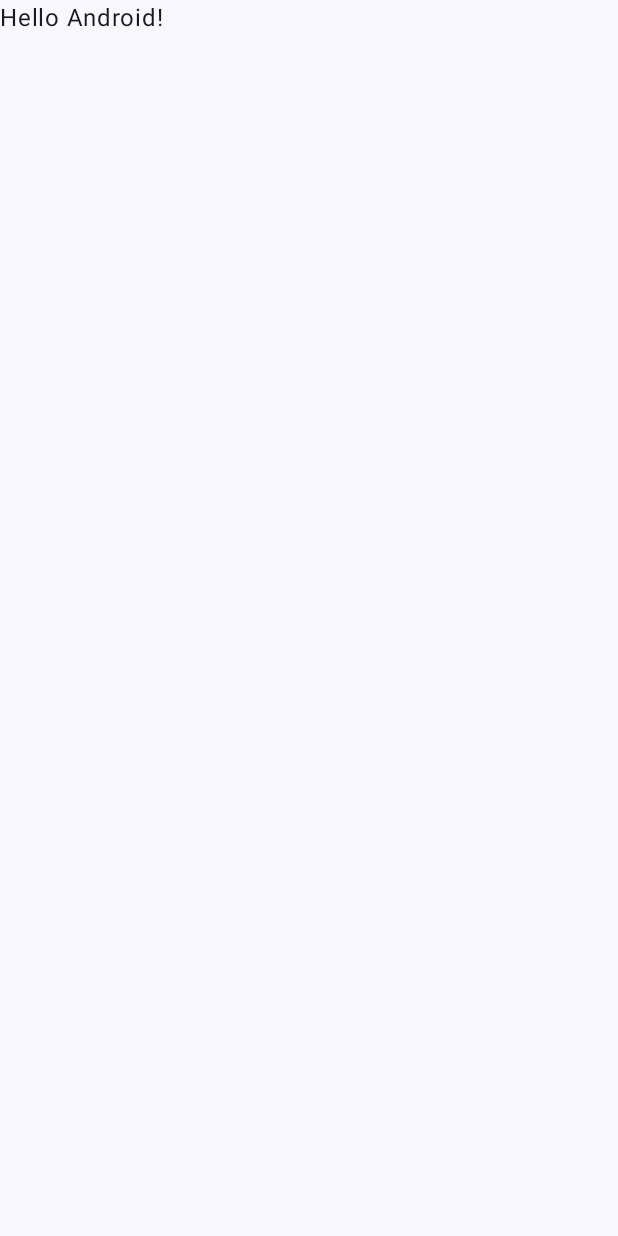
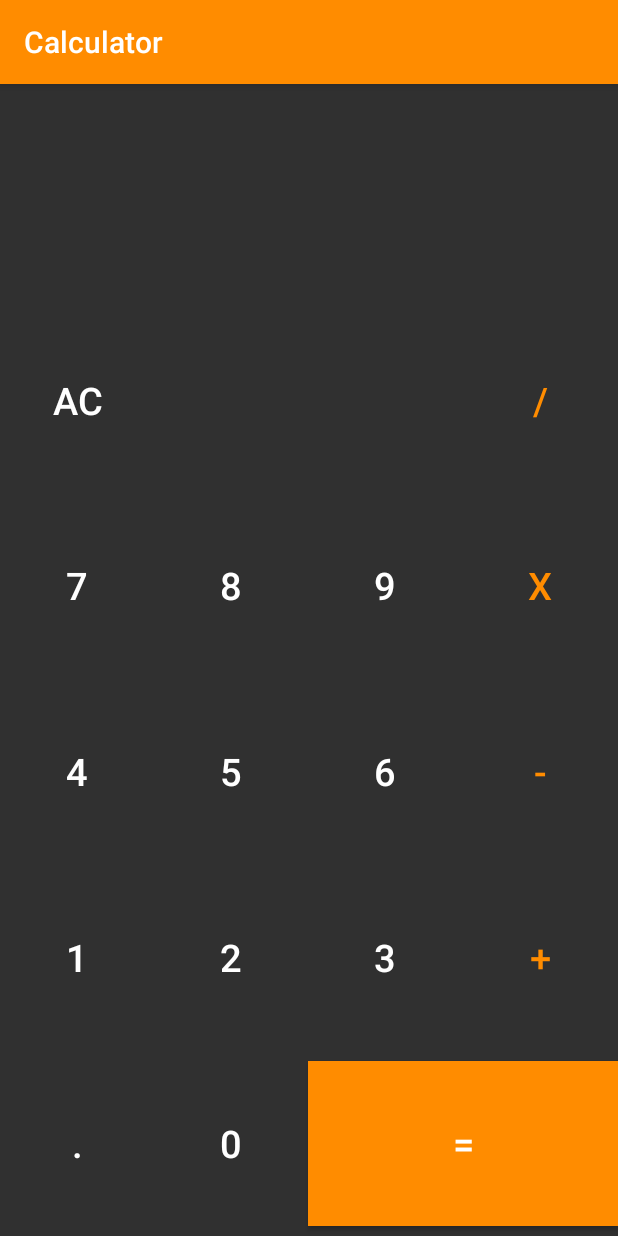
Before and after one commit to ninad-moree/Calculator2, an Android app built with Jetpack Compose: the screen it shows after launch (MainActivity), on a phone screen of 412 x 824 dp. Before the commit the screen is almost empty. Run offline under Robolectric (Android 15) with nearby library versions, the phone set to English and light mode, and no system bars.

Commit message:
Calculator Screen UI done

```diff
--- a/app/build.gradle.kts
+++ b/app/build.gradle.kts
@@ -59,6 +59,8 @@ dependencies {
     implementation("androidx.compose.ui:ui-graphics")
     implementation("androidx.compose.ui:ui-tooling-preview")
     implementation("androidx.compose.material3:material3")
+    implementation ("androidx.appcompat:appcompat:1.3.1")
+    implementation ("com.google.android.material:material:1.4.0")
     testImplementation("junit:junit:4.13.2")
     androidTestImplementation("androidx.test.ext:junit:1.1.5")
     androidTestImplementation("androidx.test.espresso:espresso-core:3.5.1")
--- a/app/src/main/java/com/example/calculator/MainActivity.kt
+++ b/app/src/main/java/com/example/calculator/MainActivity.kt
@@ -3,6 +3,7 @@ package com.example.calculator
 import android.os.Bundle
 import androidx.activity.ComponentActivity
 import androidx.activity.compose.setContent
+import androidx.appcompat.app.AppCompatActivity
 import androidx.compose.foundation.layout.fillMaxSize
 import androidx.compose.material3.MaterialTheme
 import androidx.compose.material3.Surface
@@ -12,34 +13,9 @@ import androidx.compose.ui.Modifier
 import androidx.compose.ui.tooling.preview.Preview
 import com.example.calculator.ui.theme.CalculatorTheme
 
-class MainActivity : ComponentActivity() {
+class MainActivity : AppCompatActivity() {
     override fun onCreate(savedInstanceState: Bundle?) {
         super.onCreate(savedInstanceState)
-        setContent {
-            CalculatorTheme {
-                Surface(
-                    modifier = Modifier.fillMaxSize(),
-                    color = MaterialTheme.colorScheme.background
-                ) {
-                    Greeting("Android")
-                }
-            }
-        }
+        setContentView(R.layout.activity_main)
     }
 }
-
-@Composable
-fun Greeting(name: String, modifier: Modifier = Modifier) {
-    Text(
-        text = "Hello $name!",
-        modifier = modifier
-    )
-}
-
-@Preview(showBackground = true)
-@Composable
-fun GreetingPreview() {
-    CalculatorTheme {
-        Greeting("Ninad")
-    }
-}
--- /dev/null
+++ b/app/src/main/res/layout/activity_main.xml
@@ -0,0 +1,151 @@
+<?xml version="1.0" encoding="utf-8"?>
+<LinearLayout xmlns:android="http://schemas.android.com/apk/res/android"
+    xmlns:app="http://schemas.android.com/apk/res-auto"
+    xmlns:tools="http://schemas.android.com/tools"
+    android:orientation="vertical"
+    android:layout_width="match_parent"
+    android:layout_height="match_parent"
+    tools:context=".MainActivity">
+
+    <TextView
+        android:layout_width="match_parent"
+        android:layout_height="wrap_content"
+        android:layout_gravity="center"
+        android:gravity="center"
+        android:text=""
+        android:textSize="25dp"
+        android:layout_margin="20dp">
+    </TextView>
+
+    <TextView
+        android:layout_width="match_parent"
+        android:layout_height="wrap_content"
+        android:layout_gravity="center"
+        android:gravity="center"
+        android:text=""
+        android:textSize="25dp"
+        android:layout_margin="20dp">
+    </TextView>
+
+    <LinearLayout
+        style="@style/buttonRow">
+
+        <Button
+            style="@style/buttonNumber"
+            android:text="AC">
+        </Button>
+
+        <Button
+            style="@style/buttonNumber">
+        </Button>
+
+        <Button
+            style="@style/buttonNumber">
+        </Button>
+
+        <Button
+            style="@style/buttonOperations"
+            android:text="/">
+        </Button>
+
+    </LinearLayout>
+
+    <LinearLayout
+        style="@style/buttonRow">
+
+        <Button
+            style="@style/buttonNumber"
+            android:text="7">
+        </Button>
+
+        <Button
+            style="@style/buttonNumber"
+            android:text="8">
+        </Button>
+
+        <Button
+            style="@style/buttonNumber"
+            android:text="9">
+        </Button>
+
+        <Button
+            style="@style/buttonOperations"
+            android:text="x">
+        </Button>
+
+    </LinearLayout>
+
+    <LinearLayout
+        style="@style/buttonRow">
+
+        <Button
+            style="@style/buttonNumber"
+            android:text="4">
+        </Button>
+
+        <Button
+            style="@style/buttonNumber"
+            android:text="5">
+        </Button>
+
+        <Button
+            style="@style/buttonNumber"
+            android:text="6">
+        </Button>
+
+        <Button
+            style="@style/buttonOperations"
+            android:text="-">
+        </Button>
+
+    </LinearLayout>
+
+    <LinearLayout
+        style="@style/buttonRow">
+
+        <Button
+            style="@style/buttonNumber"
+            android:text="1">
+        </Button>
+
+        <Button
+            style="@style/buttonNumber"
+            android:text="2">
+        </Button>
+
+        <Button
+            style="@style/buttonNumber"
+            android:text="3">
+        </Button>
+
+        <Button
+            style="@style/buttonOperations"
+            android:text="+">
+        </Button>
+
+    </LinearLayout>
+
+    <LinearLayout
+        style="@style/buttonRow">
+
+        <Button
+            style="@style/buttonNumber"
+            android:text=".">
+        </Button>
+
+        <Button
+            style="@style/buttonNumber"
+            android:text="0">
+        </Button>
+
+        <Button
+            style="@style/buttonNumber"
+            android:background="@color/orange"
+            android:layout_height="110dp"
+            android:layout_weight="2"
+            android:text="=">
+        </Button>
+
+    </LinearLayout>
+
+</LinearLayout>
--- a/app/src/main/res/values/colors.xml
+++ b/app/src/main/res/values/colors.xml
@@ -1,10 +1,7 @@
 <?xml version="1.0" encoding="utf-8"?>
 <resources>
-    <color name="purple_200">#FFBB86FC</color>
-    <color name="purple_500">#FF6200EE</color>
-    <color name="purple_700">#FF3700B3</color>
-    <color name="teal_200">#FF03DAC5</color>
-    <color name="teal_700">#FF018786</color>
     <color name="black">#FF000000</color>
     <color name="white">#FFFFFFFF</color>
+    <color name="orange">#ff8c00</color>
+    <color name="lightBlack">#222</color>
 </resources>
--- /dev/null
+++ b/app/src/main/res/values/styles.xml
@@ -0,0 +1,28 @@
+<?xml version="1.0" encoding="utf-8"?>
+
+<resources>
+    <style name="buttonRow">
+        <item name="android:layout_width">match_parent</item>
+        <item name="android:layout_height">0dp</item>
+        <item name="android:layout_weight">1</item>
+    </style>
+
+    <style name="buttonNumber">
+        <item name="android:layout_width">0dp</item>
+        <item name="android:layout_height">match_parent</item>
+        <item name="android:layout_weight">1</item>
+        <item name="android:textSize">25dp</item>
+        <item name="android:background">@null</item>
+        <item name="android:textColor">@color/white</item>
+    </style>
+
+    <style name="buttonOperations">
+        <item name="android:layout_width">0dp</item>
+        <item name="android:layout_height">match_parent</item>
+        <item name="android:layout_weight">1</item>
+        <item name="android:textSize">25dp</item>
+        <item name="android:background">@null</item>
+        <item name="android:textColor">@color/orange</item>
+    </style>
+
+</resources>
--- a/app/src/main/res/values/themes.xml
+++ b/app/src/main/res/values/themes.xml
@@ -1,5 +1,7 @@
-<?xml version="1.0" encoding="utf-8"?>
-<resources>
-
-    <style name="Theme.Calculator" parent="android:Theme.Material.Light.NoActionBar" />
+<resources xmlns:tools="http://schemas.android.com/tools">
+    <style name="Theme.Calculator" parent="Theme.AppCompat">
+        <item name="colorPrimary">@color/orange</item>
+        <item name="colorPrimaryVariant">@color/lightBlack</item>
+        <item name="colorOnPrimary">@color/white</item>
+    </style>
 </resources>
```
